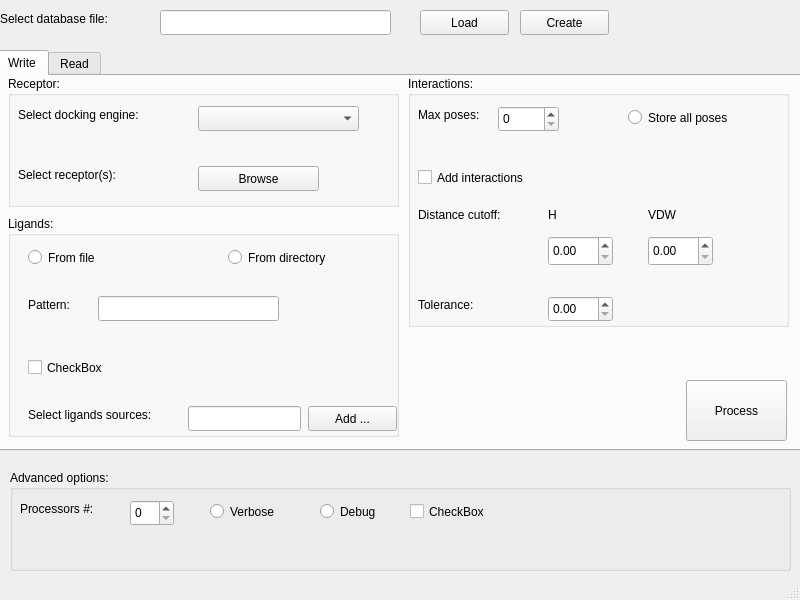
forlilab/Ringtail, file GUI/UI/main.ui: the form before one commit.
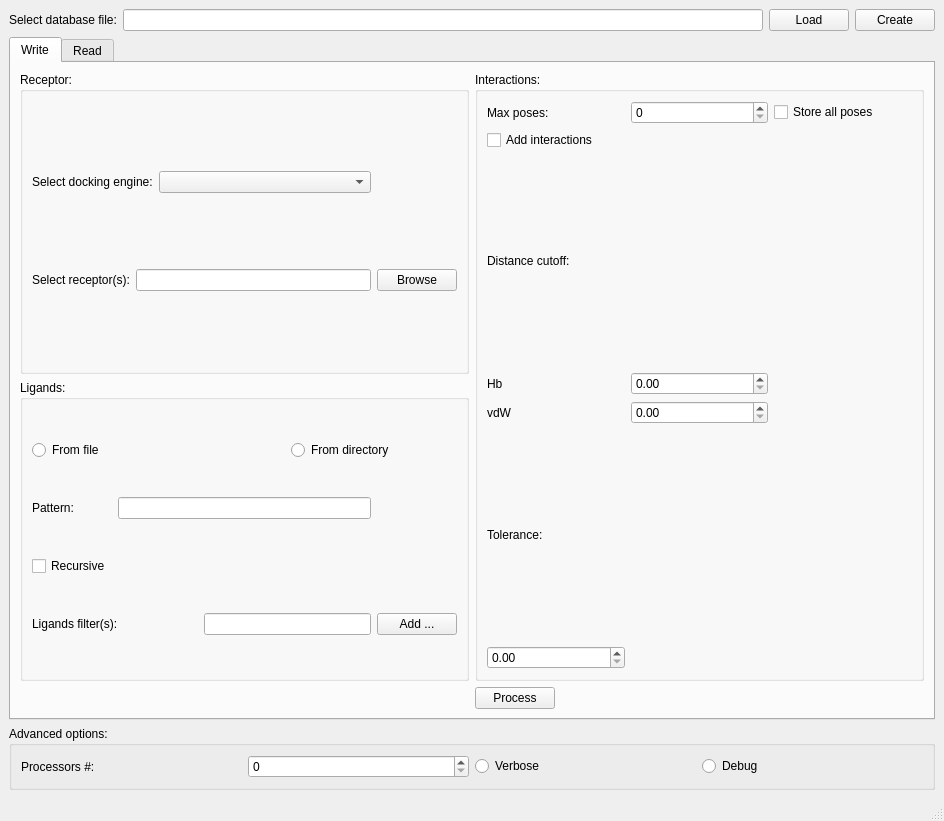
The form after the commit. The open tabs and pages were chosen to show the change. Icons and pictures are not drawn.

Commit message: Added new features for the read tab and modified the main window to allow resize

What changed in the file:
```diff
--- a/GUI/UI/main.ui
+++ b/GUI/UI/main.ui
@@ -9,23 +9,93 @@
    <rect>
     <x>0</x>
     <y>0</y>
-    <width>800</width>
-    <height>600</height>
+    <width>944</width>
+    <height>821</height>
    </rect>
   </property>
+  <property name="sizePolicy">
+   <sizepolicy hsizetype="Expanding" vsizetype="Expanding">
+    <horstretch>0</horstretch>
+    <verstretch>0</verstretch>
+   </sizepolicy>
+  </property>
   <property name="windowTitle">
    <string>Mock RingTail</string>
   </property>
   <widget class="QWidget" name="centralwidget">
+   <layout class="QGridLayout" name="gridLayout">
+    <item row="2" column="0" colspan="4">
+     <widget class="QGroupBox" name="generalPropertiesBox">
+      <property name="sizePolicy">
+       <sizepolicy hsizetype="Expanding" vsizetype="Fixed">
+        <horstretch>0</horstretch>
+        <verstretch>0</verstretch>
+       </sizepolicy>
+      </property>
+      <property name="title">
+       <string>Advanced options:</string>
+      </property>
+      <layout class="QGridLayout" name="gridLayout_4">
+       <item row="0" column="0">
+        <widget class="QLabel" name="numberOfProcessorsLabel">
+         <property name="text">
+          <string>Processors #:</string>
+         </property>
+        </widget>
+       </item>
+       <item row="0" column="1">
+        <widget class="QSpinBox" name="numberOfProcessorsBox">
+         <property name="sizePolicy">
+          <sizepolicy hsizetype="Preferred" vsizetype="Fixed">
+           <horstretch>0</horstretch>
+           <verstretch>0</verstretch>
+          </sizepolicy>
+         </property>
+        </widget>
+       </item>
+       <item row="0" column="2">
+        <widget class="QRadioButton" name="verboseRadioButton">
+         <property name="text">
+          <string>Verbose</string>
+         </property>
+        </widget>
+       </item>
+       <item row="0" column="3">
+        <widget class="QRadioButton" name="debugRadioButton">
+         <property name="text">
+          <string>Debug</string>
+         </property>
+        </widget>
+       </item>
+      </layout>
+     </widget>
+    </item>
+    <item row="0" column="1">
+     <widget class="QLineEdit" name="dbLineEdit"/>
+    </item>
+    <item row="0" column="3">
+     <widget class="QPushButton" name="createDbButton">
+      <property name="text">
+       <string>Create</string>
+      </property>
+     </widget>
+    </item>
+    <item row="0" column="2">
+     <widget class="QPushButton" name="loadDbButton">
+      <property name="text">
+       <string>Load</string>
+      </property>
+     </widget>
+    </item>
+    <item row="0" column="0">
+     <widget class="QLabel" name="dbLabel">
+      <property name="text">
+       <string>Select database file:</string>
+      </property>
+     </widget>
+    </item>
+    <item row="1" column="0" colspan="4">
    <widget class="QTabWidget" name="tabWidget">
-    <property name="geometry">
-     <rect>
-      <x>-4</x>
-      <y>50</y>
-      <width>811</width>
-      <height>401</height>
-     </rect>
-    </property>
     <property name="autoFillBackground">
      <bool>false</bool>
     </property>
@@ -36,352 +106,231 @@
      <attribute name="title">
       <string>Write</string>
      </attribute>
-     <widget class="QGroupBox" name="engineGroupBox">
-      <property name="geometry">
-       <rect>
-        <x>10</x>
-        <y>0</y>
-        <width>391</width>
-        <height>131</height>
-       </rect>
+       <layout class="QGridLayout" name="gridLayout_2">
+        <item row="0" column="0">
+         <widget class="QGroupBox" name="writeEngineGroupBox">
+          <property name="sizePolicy">
+           <sizepolicy hsizetype="Expanding" vsizetype="Expanding">
+            <horstretch>0</horstretch>
+            <verstretch>0</verstretch>
+           </sizepolicy>
       </property>
       <property name="title">
        <string>Receptor:</string>
       </property>
+          <layout class="QGridLayout" name="gridLayout_3">
+           <item row="0" column="0" colspan="2">
       <widget class="QLabel" name="autodockLabel">
-       <property name="geometry">
-        <rect>
-         <x>10</x>
-         <y>30</y>
-         <width>171</width>
-         <height>17</height>
-        </rect>
-       </property>
        <property name="text">
         <string>Select docking engine:</string>
        </property>
       </widget>
-      <widget class="QComboBox" name="autdockComboBox">
-       <property name="geometry">
-        <rect>
-         <x>190</x>
-         <y>30</y>
-         <width>161</width>
-         <height>25</height>
-        </rect>
-       </property>
-      </widget>
+           </item>
+           <item row="0" column="2">
+            <widget class="QComboBox" name="autodockComboBox">
+             <property name="sizePolicy">
+              <sizepolicy hsizetype="Expanding" vsizetype="Fixed">
+               <horstretch>0</horstretch>
+               <verstretch>0</verstretch>
+              </sizepolicy>
+             </property>
+            </widget>
+           </item>
+           <item row="1" column="0">
       <widget class="QLabel" name="receptorLabel">
-       <property name="geometry">
-        <rect>
-         <x>10</x>
-         <y>90</y>
-         <width>131</width>
-         <height>17</height>
-        </rect>
-       </property>
        <property name="text">
         <string>Select receptor(s):</string>
        </property>
       </widget>
+           </item>
+           <item row="1" column="1" colspan="2">
+            <widget class="QLineEdit" name="receptorLineEdit"/>
+           </item>
+           <item row="1" column="3">
       <widget class="QPushButton" name="browseReceptorButton">
-       <property name="geometry">
-        <rect>
-         <x>190</x>
-         <y>90</y>
-         <width>121</width>
-         <height>25</height>
-        </rect>
+             <property name="sizePolicy">
+              <sizepolicy hsizetype="Fixed" vsizetype="Fixed">
+               <horstretch>0</horstretch>
+               <verstretch>0</verstretch>
+              </sizepolicy>
        </property>
        <property name="text">
         <string>Browse</string>
        </property>
       </widget>
-     </widget>
-     <widget class="QGroupBox" name="propertiesGroupBox">
-      <property name="geometry">
-       <rect>
-        <x>410</x>
-        <y>0</y>
-        <width>381</width>
-        <height>251</height>
-       </rect>
+           </item>
+          </layout>
+         </widget>
+        </item>
+        <item row="0" column="1" rowspan="2">
+         <widget class="QGroupBox" name="writeInteractionsGroupBox">
+          <property name="sizePolicy">
+           <sizepolicy hsizetype="Expanding" vsizetype="Expanding">
+            <horstretch>0</horstretch>
+            <verstretch>0</verstretch>
+           </sizepolicy>
       </property>
       <property name="title">
        <string>Interactions:</string>
       </property>
-      <widget class="QLabel" name="distanceCutoffLabel">
-       <property name="geometry">
-        <rect>
-         <x>10</x>
-         <y>130</y>
-         <width>121</width>
-         <height>17</height>
-        </rect>
-       </property>
-       <property name="text">
-        <string>Distance cutoff:</string>
-       </property>
-      </widget>
-      <widget class="QDoubleSpinBox" name="hSpinBox">
-       <property name="geometry">
-        <rect>
-         <x>140</x>
-         <y>160</y>
-         <width>65</width>
-         <height>30</height>
-        </rect>
-       </property>
-      </widget>
-      <widget class="QLabel" name="toleranceLabelAD">
-       <property name="geometry">
-        <rect>
-         <x>10</x>
-         <y>220</y>
-         <width>81</width>
-         <height>17</height>
-        </rect>
-       </property>
-       <property name="text">
-        <string>Tolerance:</string>
-       </property>
-      </widget>
-      <widget class="QDoubleSpinBox" name="toleranceSpinBox">
-       <property name="geometry">
-        <rect>
-         <x>140</x>
-         <y>220</y>
-         <width>65</width>
-         <height>26</height>
-        </rect>
-       </property>
-      </widget>
+          <layout class="QGridLayout" name="gridLayout_5">
+           <item row="0" column="0">
       <widget class="QLabel" name="maxPosesLabel">
-       <property name="geometry">
-        <rect>
-         <x>10</x>
-         <y>30</y>
-         <width>81</width>
-         <height>17</height>
-        </rect>
-       </property>
        <property name="text">
         <string>Max poses:</string>
        </property>
       </widget>
-      <widget class="QSpinBox" name="maxPosesSpinBox">
-       <property name="geometry">
-        <rect>
-         <x>90</x>
-         <y>30</y>
-         <width>61</width>
-         <height>26</height>
-        </rect>
-       </property>
-      </widget>
-      <widget class="QRadioButton" name="storeAllPosesRadioButton">
-       <property name="geometry">
-        <rect>
-         <x>220</x>
-         <y>30</y>
-         <width>131</width>
-         <height>23</height>
-        </rect>
-       </property>
+           </item>
+           <item row="0" column="1">
+            <widget class="QSpinBox" name="maxPosesSpinBox"/>
+           </item>
+           <item row="0" column="2">
+            <widget class="QCheckBox" name="storeAllPosesCheckBox">
        <property name="text">
         <string>Store all poses</string>
        </property>
       </widget>
+           </item>
+           <item row="1" column="0">
+            <widget class="QCheckBox" name="addInteractionsCheckBox">
+             <property name="text">
+              <string>Add interactions</string>
+             </property>
+            </widget>
+           </item>
+           <item row="2" column="0">
+            <widget class="QLabel" name="distanceCutoffLabel">
+             <property name="text">
+              <string>Distance cutoff:</string>
+             </property>
+            </widget>
+           </item>
+           <item row="3" column="0">
       <widget class="QLabel" name="hCutoffLabel">
-       <property name="geometry">
-        <rect>
-         <x>140</x>
-         <y>130</y>
-         <width>67</width>
-         <height>17</height>
-        </rect>
-       </property>
        <property name="text">
-        <string>H</string>
-       </property>
-      </widget>
+              <string>Hb</string>
+             </property>
+            </widget>
+           </item>
+           <item row="3" column="1">
+            <widget class="QDoubleSpinBox" name="hSpinBox"/>
+           </item>
+           <item row="4" column="0">
       <widget class="QLabel" name="vdwCutoffLabel">
-       <property name="geometry">
-        <rect>
-         <x>240</x>
-         <y>130</y>
-         <width>67</width>
-         <height>17</height>
-        </rect>
-       </property>
        <property name="text">
-        <string>VDW</string>
-       </property>
-      </widget>
-      <widget class="QDoubleSpinBox" name="vdwSpinBox">
-       <property name="geometry">
-        <rect>
-         <x>240</x>
-         <y>160</y>
-         <width>65</width>
-         <height>30</height>
-        </rect>
-       </property>
-      </widget>
-      <widget class="QCheckBox" name="checkBox_2">
-       <property name="geometry">
-        <rect>
-         <x>10</x>
-         <y>90</y>
-         <width>151</width>
-         <height>23</height>
-        </rect>
-       </property>
+              <string>vdW</string>
+             </property>
+            </widget>
+           </item>
+           <item row="4" column="1">
+            <widget class="QDoubleSpinBox" name="vdwSpinBox"/>
+           </item>
+           <item row="5" column="0">
+            <widget class="QLabel" name="toleranceLabelAD">
        <property name="text">
-        <string>Add interactions</string>
-       </property>
-      </widget>
-     </widget>
-     <widget class="QGroupBox" name="groupBox">
-      <property name="geometry">
-       <rect>
-        <x>10</x>
-        <y>140</y>
-        <width>391</width>
-        <height>221</height>
-       </rect>
+              <string>Tolerance:</string>
+             </property>
+            </widget>
+           </item>
+           <item row="6" column="0">
+            <widget class="QDoubleSpinBox" name="toleranceSpinBox"/>
+           </item>
+          </layout>
+         </widget>
+        </item>
+        <item row="1" column="0">
+         <widget class="QGroupBox" name="writeLigandsGroupBox">
+          <property name="sizePolicy">
+           <sizepolicy hsizetype="Expanding" vsizetype="Expanding">
+            <horstretch>0</horstretch>
+            <verstretch>0</verstretch>
+           </sizepolicy>
       </property>
       <property name="title">
        <string>Ligands:</string>
       </property>
-      <widget class="QRadioButton" name="ligandsFromFileRadioButton">
-       <property name="geometry">
-        <rect>
-         <x>20</x>
-         <y>30</y>
-         <width>191</width>
-         <height>23</height>
-        </rect>
-       </property>
+          <layout class="QGridLayout" name="gridLayout_6">
+           <item row="0" column="0" colspan="3">
+            <widget class="QRadioButton" name="writeLigandsFromFileRadioButton">
        <property name="text">
         <string>From file</string>
        </property>
       </widget>
-      <widget class="QRadioButton" name="radioButton_2">
-       <property name="geometry">
-        <rect>
-         <x>220</x>
-         <y>30</y>
-         <width>131</width>
-         <height>23</height>
-        </rect>
-       </property>
+           </item>
+           <item row="0" column="3" colspan="2">
+            <widget class="QRadioButton" name="writeLigandsFromDirectoryRadioButton">
        <property name="text">
         <string>From directory</string>
        </property>
       </widget>
-      <widget class="QLabel" name="selectLigandsLabel">
-       <property name="geometry">
-        <rect>
-         <x>20</x>
-         <y>190</y>
-         <width>161</width>
-         <height>17</height>
-        </rect>
-       </property>
-       <property name="text">
-        <string>Select ligands sources:</string>
-       </property>
-      </widget>
-      <widget class="QPushButton" name="pushButton">
-       <property name="geometry">
-        <rect>
-         <x>300</x>
-         <y>190</y>
-         <width>89</width>
-         <height>25</height>
-        </rect>
-       </property>
-       <property name="text">
-        <string>Add ...</string>
-       </property>
-      </widget>
-      <widget class="QCheckBox" name="recursiveCheckBox">
-       <property name="geometry">
-        <rect>
-         <x>20</x>
-         <y>140</y>
-         <width>92</width>
-         <height>23</height>
-        </rect>
-       </property>
-       <property name="text">
-        <string>CheckBox</string>
-       </property>
-       <property name="tristate">
-        <bool>false</bool>
-       </property>
-      </widget>
-      <widget class="QLineEdit" name="lineEdit">
-       <property name="geometry">
-        <rect>
-         <x>90</x>
-         <y>80</y>
-         <width>181</width>
-         <height>25</height>
-        </rect>
-       </property>
-      </widget>
-      <widget class="QLabel" name="label">
-       <property name="geometry">
-        <rect>
-         <x>20</x>
-         <y>80</y>
-         <width>67</width>
-         <height>17</height>
-        </rect>
-       </property>
+           </item>
+           <item row="1" column="0">
+            <widget class="QLabel" name="writeLigandsPatternLabel">
        <property name="text">
         <string>Pattern:</string>
        </property>
       </widget>
-      <widget class="QLineEdit" name="lineEdit_2">
-       <property name="geometry">
-        <rect>
-         <x>180</x>
-         <y>190</y>
-         <width>113</width>
-         <height>25</height>
-        </rect>
-       </property>
-      </widget>
-     </widget>
+           </item>
+           <item row="1" column="1" colspan="3">
+            <widget class="QLineEdit" name="writeLigandsPatternLineEdit"/>
+           </item>
+           <item row="2" column="0" colspan="2">
+            <widget class="QCheckBox" name="writeLigandsRecursiveCheckBox">
+             <property name="text">
+              <string>Recursive</string>
+             </property>
+             <property name="tristate">
+              <bool>false</bool>
+             </property>
+            </widget>
+           </item>
+           <item row="3" column="0" colspan="2">
+            <widget class="QLabel" name="writeLigandsSelectLabel">
+             <property name="text">
+              <string>Ligands filter(s):</string>
+             </property>
+            </widget>
+           </item>
+           <item row="3" column="2" colspan="2">
+            <widget class="QLineEdit" name="writeLigandsSelectLineEdit"/>
+           </item>
+           <item row="3" column="4">
+            <widget class="QPushButton" name="writeLigandsSelectButton">
+             <property name="text">
+              <string>Add ...</string>
+             </property>
+            </widget>
+           </item>
+          </layout>
+         </widget>
+        </item>
+        <item row="2" column="1">
      <widget class="QPushButton" name="proceedButton">
-      <property name="geometry">
-       <rect>
-        <x>688</x>
-        <y>304</y>
-        <width>101</width>
-        <height>61</height>
-       </rect>
+          <property name="sizePolicy">
+           <sizepolicy hsizetype="Fixed" vsizetype="Fixed">
+            <horstretch>0</horstretch>
+            <verstretch>0</verstretch>
+           </sizepolicy>
       </property>
       <property name="text">
        <string>Process</string>
       </property>
      </widget>
+        </item>
+       </layout>
     </widget>
     <widget class="QWidget" name="readTab">
      <attribute name="title">
       <string>Read</string>
      </attribute>
+       <layout class="QGridLayout" name="gridLayout_8">
+        <item row="0" column="0">
      <widget class="QGroupBox" name="readPropertiesGroupBox">
-      <property name="geometry">
-       <rect>
-        <x>10</x>
-        <y>0</y>
-        <width>381</width>
-        <height>221</height>
-       </rect>
+          <property name="sizePolicy">
+           <sizepolicy hsizetype="Expanding" vsizetype="Expanding">
+            <horstretch>0</horstretch>
+            <verstretch>0</verstretch>
+           </sizepolicy>
       </property>
       <property name="autoFillBackground">
        <bool>false</bool>
@@ -389,15 +338,63 @@
       <property name="title">
        <string>Properties</string>
       </property>
+          <layout class="QGridLayout" name="gridLayout_9">
+           <item row="1" column="0">
+            <widget class="QLabel" name="readEnergyLabel">
+             <property name="text">
+              <string>Energy:</string>
+             </property>
+            </widget>
+           </item>
+           <item row="2" column="3">
+            <widget class="QDoubleSpinBox" name="maxEnergySpinBox">
+             <property name="sizePolicy">
+              <sizepolicy hsizetype="Fixed" vsizetype="Fixed">
+               <horstretch>0</horstretch>
+               <verstretch>0</verstretch>
+              </sizepolicy>
+             </property>
+            </widget>
+           </item>
+           <item row="4" column="0">
+            <widget class="QDoubleSpinBox" name="minLigandsEfficiencySpinBox">
+             <property name="sizePolicy">
+              <sizepolicy hsizetype="Fixed" vsizetype="Fixed">
+               <horstretch>0</horstretch>
+               <verstretch>0</verstretch>
+              </sizepolicy>
+             </property>
+            </widget>
+           </item>
+           <item row="2" column="0">
+            <widget class="QDoubleSpinBox" name="minEnergySpinBox">
+             <property name="sizePolicy">
+              <sizepolicy hsizetype="Fixed" vsizetype="Fixed">
+               <horstretch>0</horstretch>
+               <verstretch>0</verstretch>
+              </sizepolicy>
+             </property>
+            </widget>
+           </item>
+           <item row="4" column="3">
+            <widget class="QDoubleSpinBox" name="maxLigandsEfficiencySpinBox">
+             <property name="sizePolicy">
+              <sizepolicy hsizetype="Fixed" vsizetype="Fixed">
+               <horstretch>0</horstretch>
+               <verstretch>0</verstretch>
+              </sizepolicy>
+             </property>
+            </widget>
+           </item>
+           <item row="3" column="0" colspan="2">
+            <widget class="QLabel" name="readLigandsEfficiencyLabel">
+             <property name="text">
+              <string>Ligands efficiency:</string>
+             </property>
+            </widget>
+           </item>
+           <item row="2" column="1" colspan="2">
       <widget class="QSlider" name="horizontalSlider">
-       <property name="geometry">
-        <rect>
-         <x>60</x>
-         <y>60</y>
-         <width>160</width>
-         <height>16</height>
-        </rect>
-       </property>
        <property name="autoFillBackground">
         <bool>false</bool>
        </property>
@@ -422,240 +419,178 @@
         <bool>false</bool>
        </property>
       </widget>
-     </widget>
-     <widget class="QGroupBox" name="readInteractionsGroupBox">
-      <property name="geometry">
-       <rect>
-        <x>400</x>
-        <y>0</y>
-        <width>401</width>
-        <height>221</height>
-       </rect>
+           </item>
+           <item row="0" column="2" colspan="2">
+            <widget class="QRadioButton" name="readPercentileRadioButton">
+             <property name="sizePolicy">
+              <sizepolicy hsizetype="Fixed" vsizetype="Fixed">
+               <horstretch>0</horstretch>
+               <verstretch>0</verstretch>
+              </sizepolicy>
+             </property>
+             <property name="text">
+              <string>Percentile</string>
+             </property>
+            </widget>
+           </item>
+           <item row="0" column="0" colspan="2">
+            <widget class="QRadioButton" name="readAbsoluteRadioButton">
+             <property name="sizePolicy">
+              <sizepolicy hsizetype="Fixed" vsizetype="Fixed">
+               <horstretch>0</horstretch>
+               <verstretch>0</verstretch>
+              </sizepolicy>
+             </property>
+             <property name="text">
+              <string>Absolute</string>
+             </property>
+            </widget>
+           </item>
+           <item row="4" column="1" colspan="2">
+            <widget class="QSlider" name="horizontalSlider_2">
+             <property name="orientation">
+              <enum>Qt::Horizontal</enum>
+             </property>
+            </widget>
+           </item>
+          </layout>
+         </widget>
+        </item>
+        <item row="0" column="1" rowspan="4">
+         <widget class="QGroupBox" name="resultsGroupbox">
+          <property name="sizePolicy">
+           <sizepolicy hsizetype="Expanding" vsizetype="Expanding">
+            <horstretch>0</horstretch>
+            <verstretch>0</verstretch>
+           </sizepolicy>
       </property>
       <property name="title">
-       <string>Interactions</string>
-      </property>
-     </widget>
+           <string>Results</string>
+          </property>
+         </widget>
+        </item>
+        <item row="1" column="0">
      <widget class="QGroupBox" name="readLigandsGroupBox">
-      <property name="geometry">
-       <rect>
-        <x>10</x>
-        <y>230</y>
-        <width>381</width>
-        <height>131</height>
-       </rect>
+          <property name="sizePolicy">
+           <sizepolicy hsizetype="Expanding" vsizetype="Expanding">
+            <horstretch>0</horstretch>
+            <verstretch>0</verstretch>
+           </sizepolicy>
       </property>
       <property name="title">
        <string>Ligand</string>
       </property>
-      <widget class="QLabel" name="label_2">
-       <property name="geometry">
-        <rect>
-         <x>10</x>
-         <y>30</y>
-         <width>67</width>
-         <height>17</height>
-        </rect>
+          <layout class="QGridLayout" name="gridLayout_7">
+           <item row="0" column="1">
+            <widget class="QPushButton" name="readLigandAddButton">
+             <property name="sizePolicy">
+              <sizepolicy hsizetype="Fixed" vsizetype="Fixed">
+               <horstretch>0</horstretch>
+               <verstretch>0</verstretch>
+              </sizepolicy>
        </property>
        <property name="text">
-        <string>TextLabel</string>
-       </property>
-      </widget>
-      <widget class="QScrollArea" name="scrollArea">
-       <property name="geometry">
-        <rect>
-         <x>10</x>
-         <y>69</y>
-         <width>361</width>
-         <height>61</height>
-        </rect>
-       </property>
-       <property name="widgetResizable">
-        <bool>true</bool>
-       </property>
-       <widget class="QWidget" name="scrollAreaWidgetContents">
-        <property name="geometry">
-         <rect>
-          <x>0</x>
-          <y>0</y>
-          <width>359</width>
-          <height>59</height>
-         </rect>
-        </property>
-       </widget>
-      </widget>
-      <widget class="QPushButton" name="pushButton_3">
-       <property name="geometry">
-        <rect>
-         <x>258</x>
-         <y>30</y>
-         <width>41</width>
-         <height>25</height>
-        </rect>
+              <string/>
+             </property>
+             <property name="icon">
+              <iconset theme="add">
+               <normaloff>.</normaloff>.</iconset>
+             </property>
+            </widget>
+           </item>
+           <item row="0" column="2">
+            <widget class="QPushButton" name="readLigandDeleteButton">
+             <property name="sizePolicy">
+              <sizepolicy hsizetype="Fixed" vsizetype="Fixed">
+               <horstretch>0</horstretch>
+               <verstretch>0</verstretch>
+              </sizepolicy>
        </property>
        <property name="text">
         <string/>
        </property>
        <property name="icon">
-        <iconset theme="add"/>
-       </property>
-      </widget>
-      <widget class="QPushButton" name="pushButton_4">
-       <property name="geometry">
-        <rect>
-         <x>320</x>
-         <y>30</y>
-         <width>41</width>
-         <height>25</height>
-        </rect>
+              <iconset theme="remove">
+               <normaloff>.</normaloff>.</iconset>
+             </property>
+            </widget>
+           </item>
+           <item row="0" column="3">
+            <widget class="QPushButton" name="readLigandEditButton">
+             <property name="sizePolicy">
+              <sizepolicy hsizetype="Fixed" vsizetype="Fixed">
+               <horstretch>0</horstretch>
+               <verstretch>0</verstretch>
+              </sizepolicy>
        </property>
        <property name="text">
         <string/>
        </property>
        <property name="icon">
-        <iconset theme="remove"/>
-       </property>
-      </widget>
-     </widget>
-     <widget class="QPushButton" name="pushButton_2">
-      <property name="geometry">
-       <rect>
-        <x>700</x>
-        <y>340</y>
-        <width>89</width>
-        <height>25</height>
-       </rect>
+              <iconset theme="edit"/>
+             </property>
+            </widget>
+           </item>
+           <item row="0" column="4">
+            <widget class="QPushButton" name="readLigandEnableButton">
+             <property name="sizePolicy">
+              <sizepolicy hsizetype="Fixed" vsizetype="Fixed">
+               <horstretch>0</horstretch>
+               <verstretch>0</verstretch>
+              </sizepolicy>
       </property>
       <property name="text">
-       <string>PushButton</string>
-      </property>
-     </widget>
-    </widget>
-   </widget>
-   <widget class="QLineEdit" name="dbLineEdit">
-    <property name="geometry">
-     <rect>
-      <x>160</x>
-      <y>10</y>
-      <width>231</width>
-      <height>25</height>
-     </rect>
-    </property>
-   </widget>
-   <widget class="QLabel" name="dbLabel">
-    <property name="geometry">
-     <rect>
-      <x>0</x>
-      <y>10</y>
-      <width>141</width>
-      <height>17</height>
-     </rect>
-    </property>
+              <string/>
+             </property>
+             <property name="icon">
+              <iconset theme="lock"/>
+             </property>
+            </widget>
+           </item>
+           <item row="1" column="0" colspan="5">
+            <widget class="QListWidget" name="readLigandListWidget"/>
+           </item>
+           <item row="0" column="0">
+            <widget class="QLabel" name="readLigandLabel">
     <property name="text">
-     <string>Select database file:</string>
-    </property>
-   </widget>
-   <widget class="QPushButton" name="loadDbButton">
-    <property name="geometry">
-     <rect>
-      <x>420</x>
-      <y>10</y>
-      <width>89</width>
-      <height>25</height>
-     </rect>
-    </property>
-    <property name="text">
-     <string>Load</string>
-    </property>
-   </widget>
-   <widget class="QGroupBox" name="generalPropertiesBox">
-    <property name="geometry">
-     <rect>
-      <x>10</x>
-      <y>470</y>
-      <width>781</width>
-      <height>101</height>
-     </rect>
+              <string>Ligands</string>
+             </property>
+            </widget>
+           </item>
+          </layout>
+         </widget>
+        </item>
+        <item row="2" column="0">
+         <widget class="QGroupBox" name="readInteractionsGroupBox">
+          <property name="sizePolicy">
+           <sizepolicy hsizetype="Expanding" vsizetype="Expanding">
+            <horstretch>0</horstretch>
+            <verstretch>0</verstretch>
+           </sizepolicy>
     </property>
     <property name="title">
-     <string>Advanced options:</string>
-    </property>
-    <widget class="QLabel" name="numberOfProcessorsLabel">
-     <property name="geometry">
-      <rect>
-       <x>10</x>
-       <y>30</y>
-       <width>101</width>
-       <height>17</height>
-      </rect>
-     </property>
-     <property name="text">
-      <string>Processors #:</string>
-     </property>
-    </widget>
-    <widget class="QSpinBox" name="numberOfProcessorsBox">
-     <property name="geometry">
-      <rect>
-       <x>120</x>
-       <y>30</y>
-       <width>44</width>
-       <height>26</height>
-      </rect>
-     </property>
-    </widget>
-    <widget class="QRadioButton" name="verboseRadioButton">
-     <property name="geometry">
-      <rect>
-       <x>200</x>
-       <y>30</y>
-       <width>112</width>
-       <height>23</height>
-      </rect>
-     </property>
+           <string>Interactions</string>
+          </property>
+         </widget>
+        </item>
+        <item row="3" column="0">
+         <widget class="QPushButton" name="readProceedButton">
+          <property name="sizePolicy">
+           <sizepolicy hsizetype="Fixed" vsizetype="Fixed">
+            <horstretch>0</horstretch>
+            <verstretch>0</verstretch>
+           </sizepolicy>
+          </property>
      <property name="text">
-      <string>Verbose</string>
-     </property>
-    </widget>
-    <widget class="QRadioButton" name="debugRadioButton">
-     <property name="geometry">
-      <rect>
-       <x>310</x>
-       <y>30</y>
-       <width>112</width>
-       <height>23</height>
-      </rect>
-     </property>
-     <property name="text">
-      <string>Debug</string>
-     </property>
-    </widget>
-    <widget class="QCheckBox" name="checkBox">
-     <property name="geometry">
-      <rect>
-       <x>400</x>
-       <y>30</y>
-       <width>92</width>
-       <height>23</height>
-      </rect>
-     </property>
-     <property name="text">
-      <string>CheckBox</string>
-     </property>
-    </widget>
-   </widget>
-   <widget class="QPushButton" name="createDbButton">
-    <property name="geometry">
-     <rect>
-      <x>520</x>
-      <y>10</y>
-      <width>89</width>
-      <height>25</height>
-     </rect>
-    </property>
-    <property name="text">
-     <string>Create</string>
-    </property>
-   </widget>
+           <string>Process</string>
+          </property>
+         </widget>
+        </item>
+       </layout>
+      </widget>
+     </widget>
+    </item>
+   </layout>
   </widget>
   <widget class="QStatusBar" name="statusbar"/>
  </widget>
```
Lines whose indentation alone changed are shown as unchanged. The commit also changes 7 other files.
